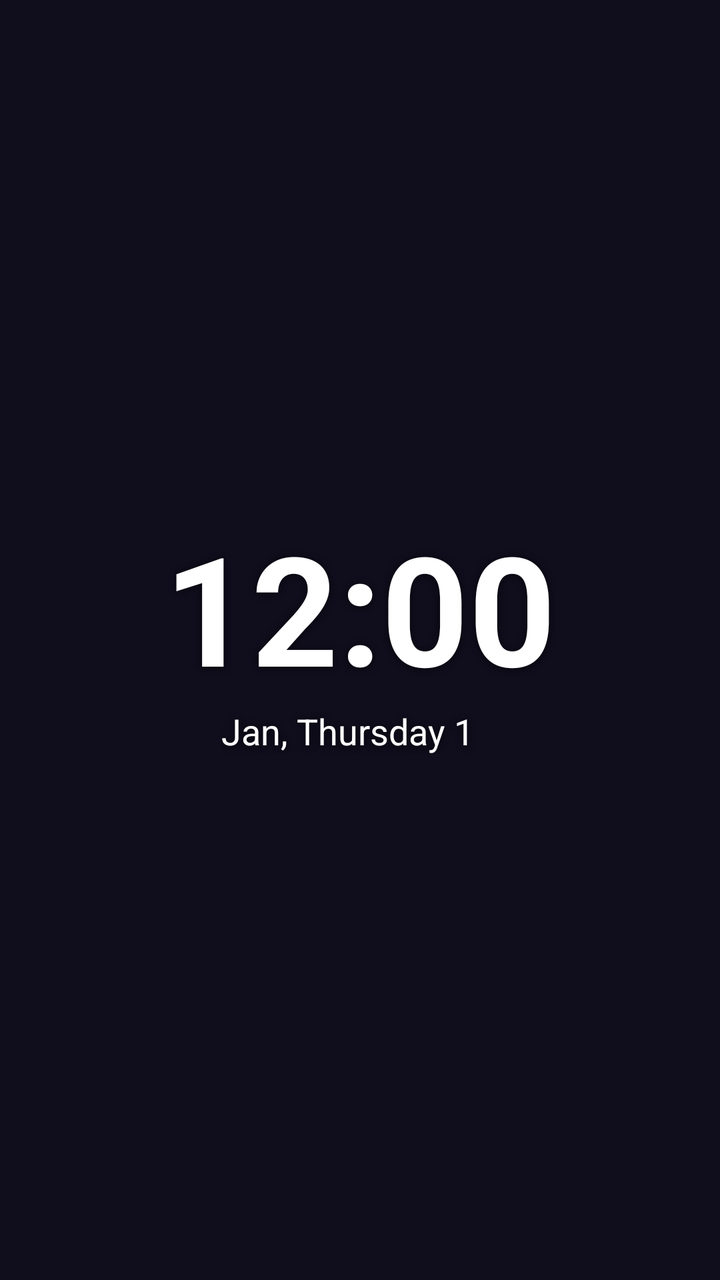
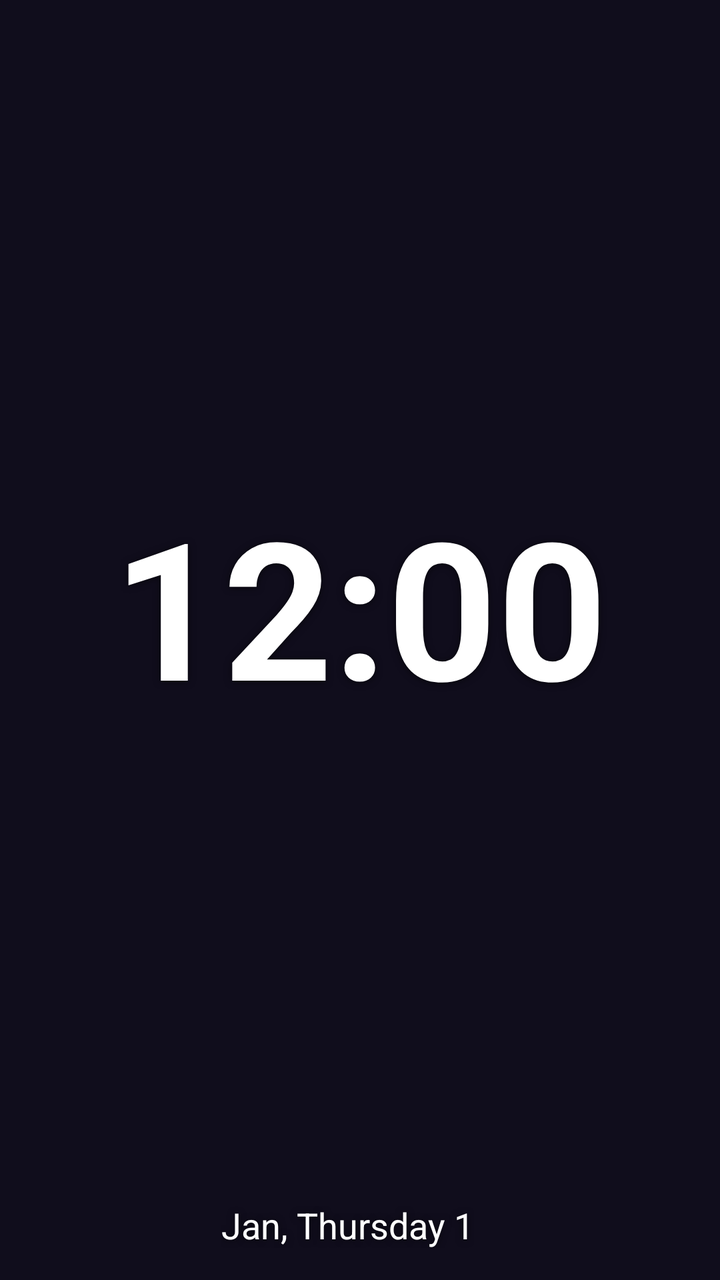

The first picture is an Android layout as it rendered before a commit; the second is the same layout after the commit. The layout source and the unified diff follow.
<!-- AndroidManifest.xml: application theme AppTheme -->
<!-- res/layout/widget_large.xml -->
<?xml version="1.0" encoding="utf-8"?>
<LinearLayout xmlns:android="http://schemas.android.com/apk/res/android"
    android:id="@+id/widget_root"
    android:layout_width="match_parent"
    android:layout_height="match_parent"
    android:background="@drawable/widget_background"
    android:gravity="center"
    android:orientation="vertical"
    android:padding="16dp">
    <TextClock
        android:id="@+id/widget_time"
        android:format12Hour="h:mm"
        android:format24Hour="HH:mm"
        style="@style/WidgetText.Time"
        android:layout_width="wrap_content"
        android:layout_height="wrap_content"
        android:layout_marginBottom="0dp"
        android:textSize="76sp" />
    <LinearLayout
        android:layout_width="wrap_content"
        android:layout_height="wrap_content"
        android:layout_marginTop="4dp"
        android:gravity="center_vertical"
        android:orientation="horizontal">
        <TextClock
            android:id="@+id/widget_date"
        android:format12Hour="MMM, EEEE d"
        android:format24Hour="MMM, EEEE d"
            style="@style/WidgetText.Detail"
            android:layout_width="wrap_content"
            android:layout_height="wrap_content"
            android:layout_marginEnd="12dp"
            android:maxLines="1"
            android:textSize="18sp" />
    <LinearLayout
        android:id="@+id/widget_weather"
        android:layout_width="wrap_content"
        android:layout_height="wrap_content"
        android:gravity="center_vertical"
        android:orientation="horizontal"
        android:visibility="gone">
        <ImageView
            android:id="@+id/widget_weather_icon"
            android:layout_width="28dp"
            android:layout_height="28dp"
            android:layout_marginEnd="6dp" />
        <TextView
            android:id="@+id/widget_weather_temp"
            style="@style/WidgetText.Detail"
            android:layout_width="wrap_content"
            android:layout_height="wrap_content"
            android:textSize="18sp" />
    </LinearLayout>
    </LinearLayout>
    <TextView
        android:id="@+id/widget_alarm"
        style="@style/WidgetText.Small"
        android:layout_width="wrap_content"
        android:layout_height="wrap_content"
        android:layout_marginTop="10dp"
        android:textSize="15sp"
        android:visibility="gone" />
    <TextView
        android:id="@+id/widget_event"
        style="@style/WidgetText.Small"
        android:layout_width="wrap_content"
        android:layout_height="wrap_content"
        android:layout_marginTop="4dp"
        android:ellipsize="end"
        android:maxLines="1"
        android:maxWidth="300dp"
        android:visibility="gone" />
</LinearLayout>
<!-- resources referenced by this layout -->
<resources>
  <!-- drawable widget_background (drawable) -->
  <?xml version="1.0" encoding="utf-8"?>
  <shape xmlns:android="http://schemas.android.com/apk/res/android" android:shape="rectangle">
      <solid android:color="@android:color/transparent" />
  </shape>
  <style name="WidgetText.Detail">
          <item name="android:textSize">15sp</item>
      </style>
  <style name="WidgetText.Small">
          <item name="android:textSize">13sp</item>
          <item name="android:textColor">#E6FFFFFF</item>
      </style>
  <style name="WidgetText.Time">
          <item name="android:textStyle">bold</item>
      </style>
  <style name="AppTheme" parent="Theme.AppCompat.DayNight.NoActionBar">
          <item name="android:editTextBackground">@drawable/rn_edit_text_material</item>
          <item name="android:windowBackground">@color/midnight_background</item>
          <item name="android:statusBarColor">@color/midnight_background</item>
          <item name="android:navigationBarColor">@color/midnight_background</item>
      </style>
  <!-- drawable rn_edit_text_material (drawable) -->
  <?xml version="1.0" encoding="utf-8"?>
  <inset xmlns:android="http://schemas.android.com/apk/res/android"
         android:insetLeft="@dimen/abc_edit_text_inset_horizontal_material"
         android:insetRight="@dimen/abc_edit_text_inset_horizontal_material"
         android:insetTop="@dimen/abc_edit_text_inset_top_material"
         android:insetBottom="@dimen/abc_edit_text_inset_bottom_material"
         >
  
      <selector>
          
          <item android:state_enabled="false" android:drawable="@drawable/abc_textfield_default_mtrl_alpha"/>
          <item android:drawable="@drawable/abc_textfield_activated_mtrl_alpha"/>
      </selector>
  
  </inset>
  <color name="midnight_background">#100D1C</color>
</resources>

<!-- the commit's change to res/layout/widget_large.xml (unified diff, before → after) -->
@@ -12,10 +12,15 @@
         android:format12Hour="h:mm"
         android:format24Hour="HH:mm"
         style="@style/WidgetText.Time"
-        android:layout_width="wrap_content"
-        android:layout_height="wrap_content"
-        android:layout_marginBottom="0dp"
-        android:textSize="76sp" />
+        android:layout_width="match_parent"
+        android:layout_height="0dp"
+        android:layout_weight="1"
+        android:autoSizeTextType="uniform"
+        android:autoSizeMinTextSize="28sp"
+        android:autoSizeMaxTextSize="96sp"
+        android:autoSizeStepGranularity="1sp"
+        android:gravity="center"
+        android:maxLines="1" />
     <LinearLayout
         android:layout_width="wrap_content"
         android:layout_height="wrap_content"
